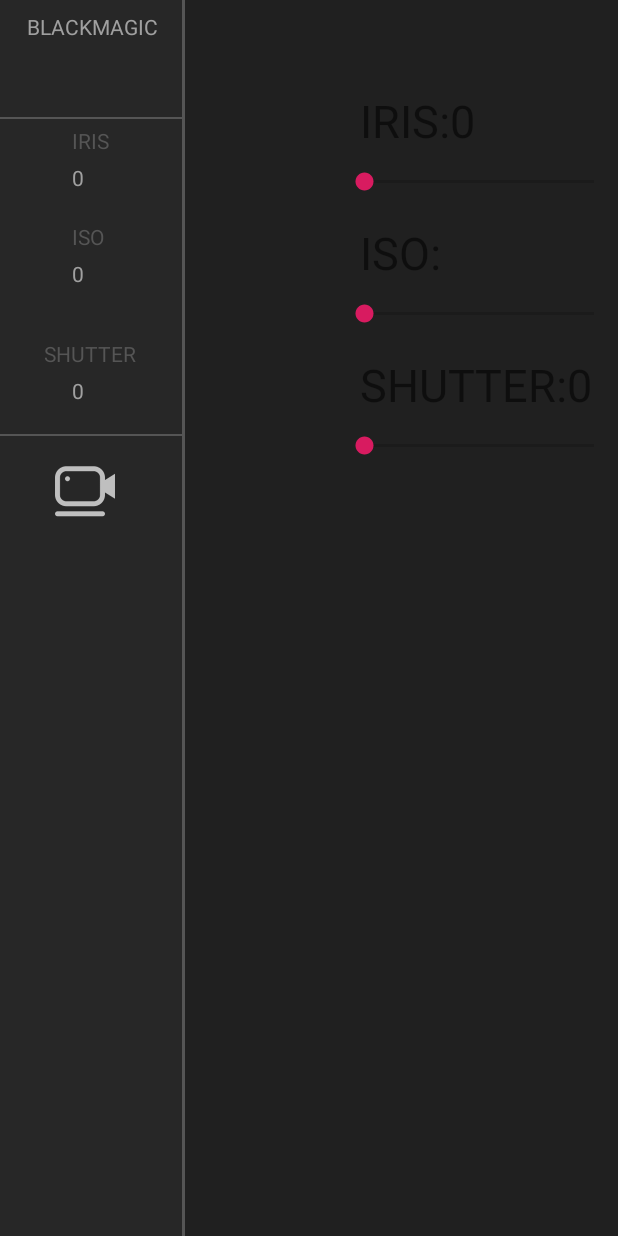
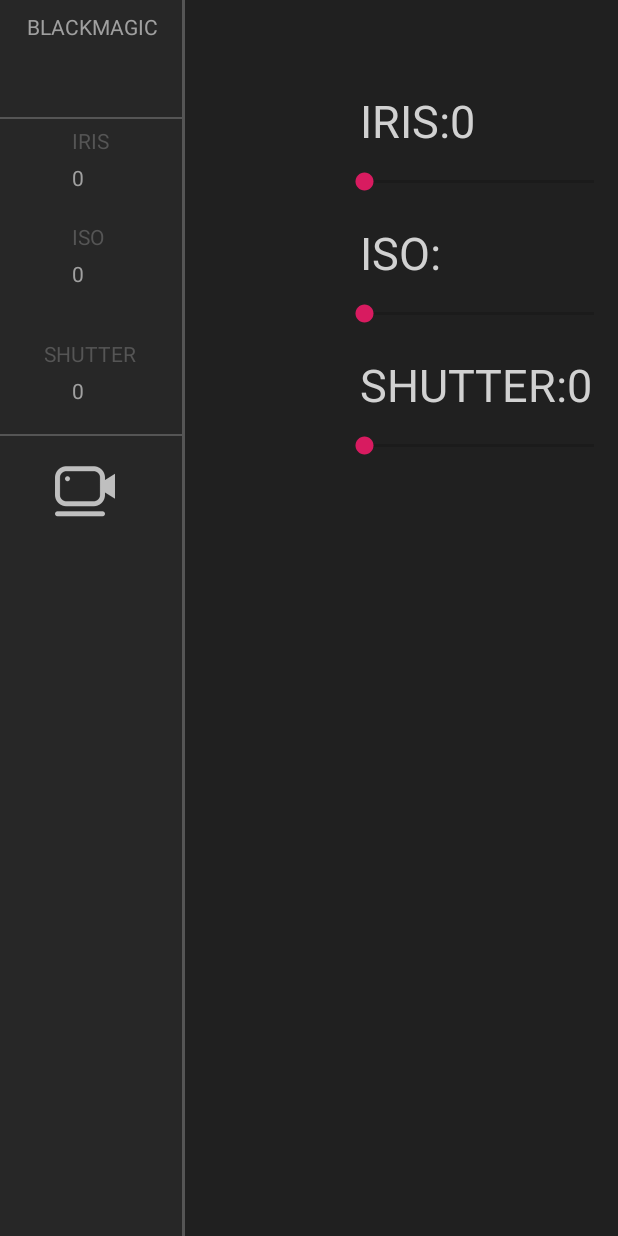
Before and after one commit to WheheoHu/BMDC, an Android app: the layout activity_operation.xml on its own in the app's theme, with its tools: preview values and no code run, on a phone screen of 412 x 824 dp. Run offline under Robolectric (Android 15) with nearby library versions, the light colour scheme and no system bars.

Commit message:
UI font color change

```diff
--- a/app/src/main/res/layout/activity_operation.xml
+++ b/app/src/main/res/layout/activity_operation.xml
@@ -124,7 +124,8 @@
         android:layout_marginLeft="240dp"
         android:layout_marginTop="60dp"
         android:text="IRIS:0"
-        android:textSize="30dp"/>
+        android:textColor="#D1D1D1"
+        android:textSize="30dp" />
 
     <SeekBar
         android:id="@+id/seekbar_IRIS"
@@ -142,6 +143,7 @@
         android:layout_marginLeft="240dp"
         android:layout_marginTop="12dp"
         android:text="ISO: "
+        android:textColor="#D1D1D1"
         android:textSize="30sp" />
 
     <SeekBar
@@ -160,7 +162,8 @@
         android:layout_marginLeft="240dp"
         android:layout_marginTop="12dp"
         android:text="SHUTTER:0"
-        android:textSize="30sp"/>
+        android:textColor="#D1D1D1"
+        android:textSize="30sp" />
 
     <SeekBar
         android:id="@+id/seekbar_SHUTTER"
```
